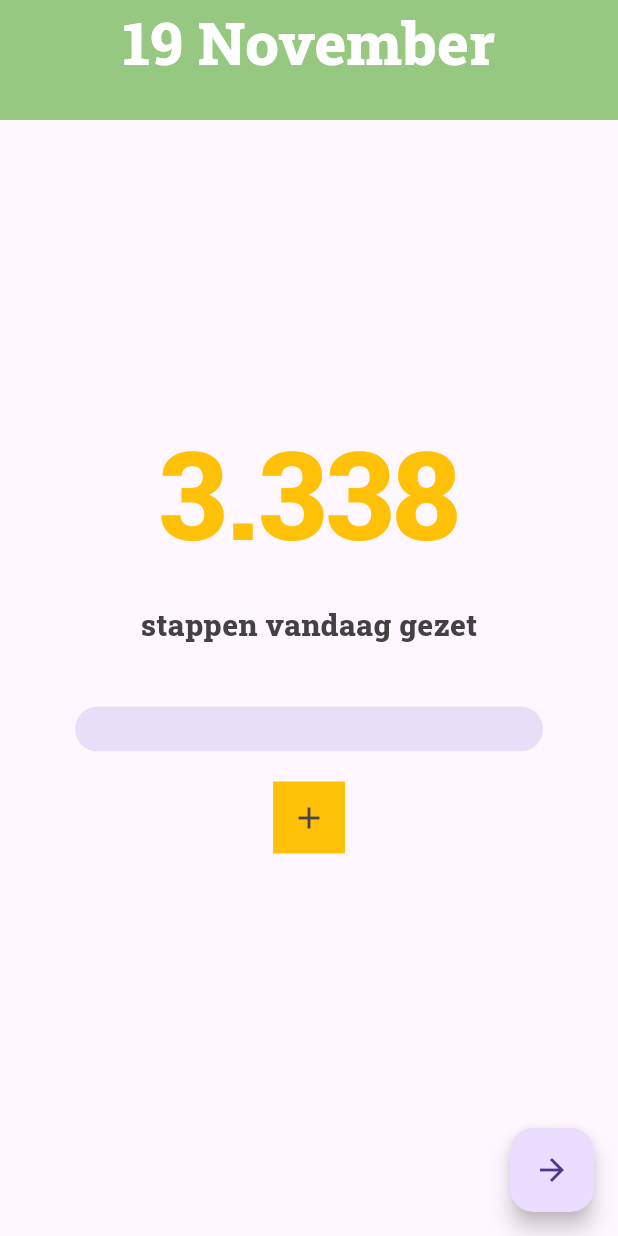
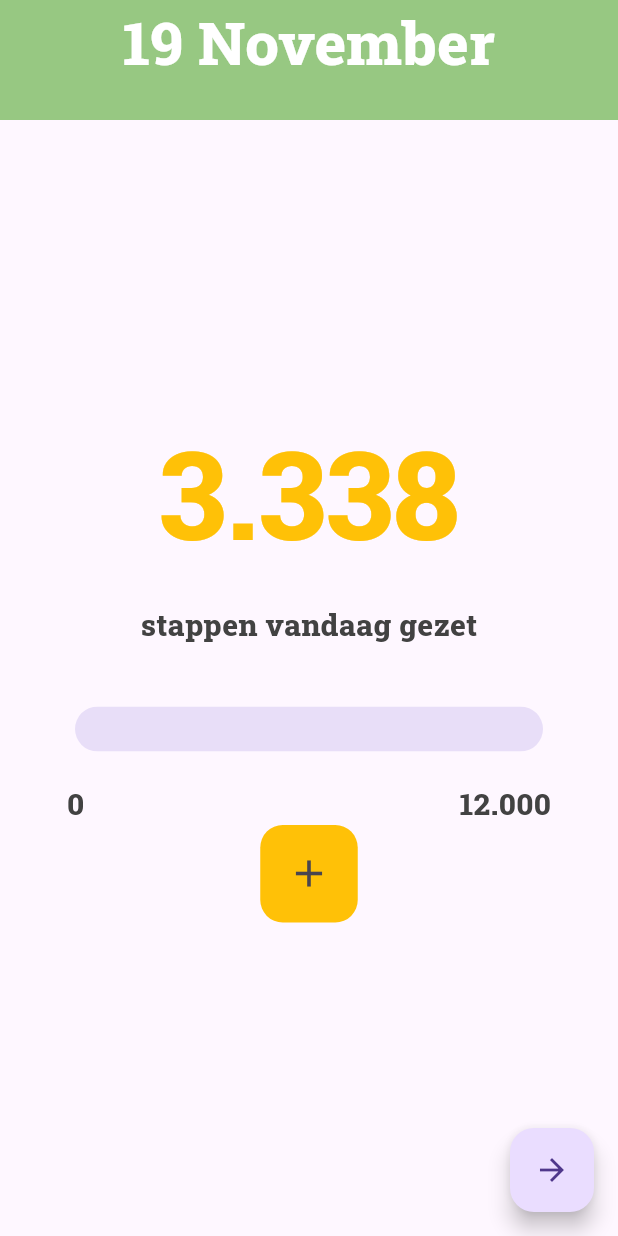
Before and after one commit to emm-j/PWS, a Flutter app: the screen it shows after launch, on a phone screen of 412 x 824 dp. Run offline on Flutter 3.47's test engine with Material 3 defaults, Android fonts, the phone set to English and light mode, and no system bars.

Commit message:
Beetje opmaak

```diff
--- a/lib/main.dart
+++ b/lib/main.dart
@@ -138,10 +138,38 @@ class _HomePageState extends State<HomePage> {
                           )
                       )
                   ),
+                  Row(
+                    mainAxisAlignment: MainAxisAlignment.center,
+                    children: <Widget>[
+                      Text("0",
+                      style: TextStyle(
+                        fontFamily: "Tekst",
+                        color: Colors.grey[800],
+                        fontSize: 20,
+                        fontWeight: FontWeight.w800
+                      )),
+                      Padding(
+                        padding: EdgeInsets.only(left: 250)
+                      ),
+                      Text("12.000",
+                          style: TextStyle(
+                              fontFamily: "Tekst",
+                              color: Colors.grey[800],
+                              fontSize: 20,
+                              fontWeight: FontWeight.w800
+                          ))
+                    ],
+                  ),
                   Container(
-                    color: Colors.amber,
+                    height: 65,
+                    width: 65,
+                    decoration: BoxDecoration(
+                      borderRadius: BorderRadius.circular(15),
+                      color: Colors.amber,
+                    ),
                     child: IconButton(
-                      icon: Icon(Icons.add),
+                      icon: Icon(Icons.add,
+                      size: 30),
                       onPressed: () {
                         _hogeredagelijksevoortgang();
                       }
```
